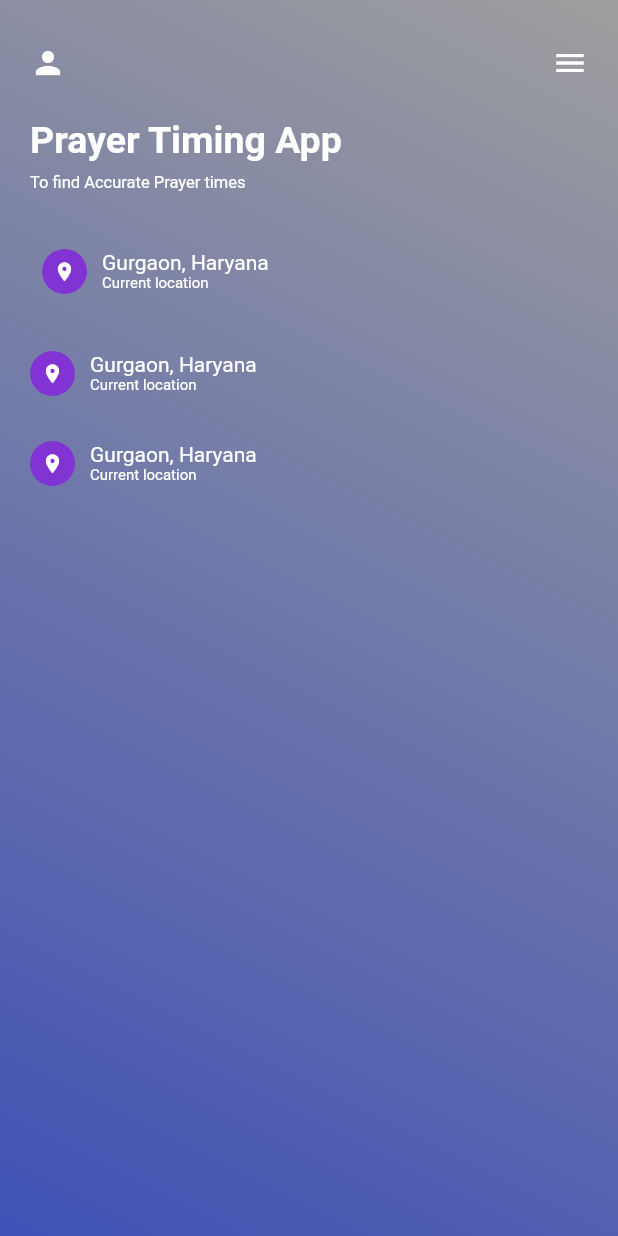
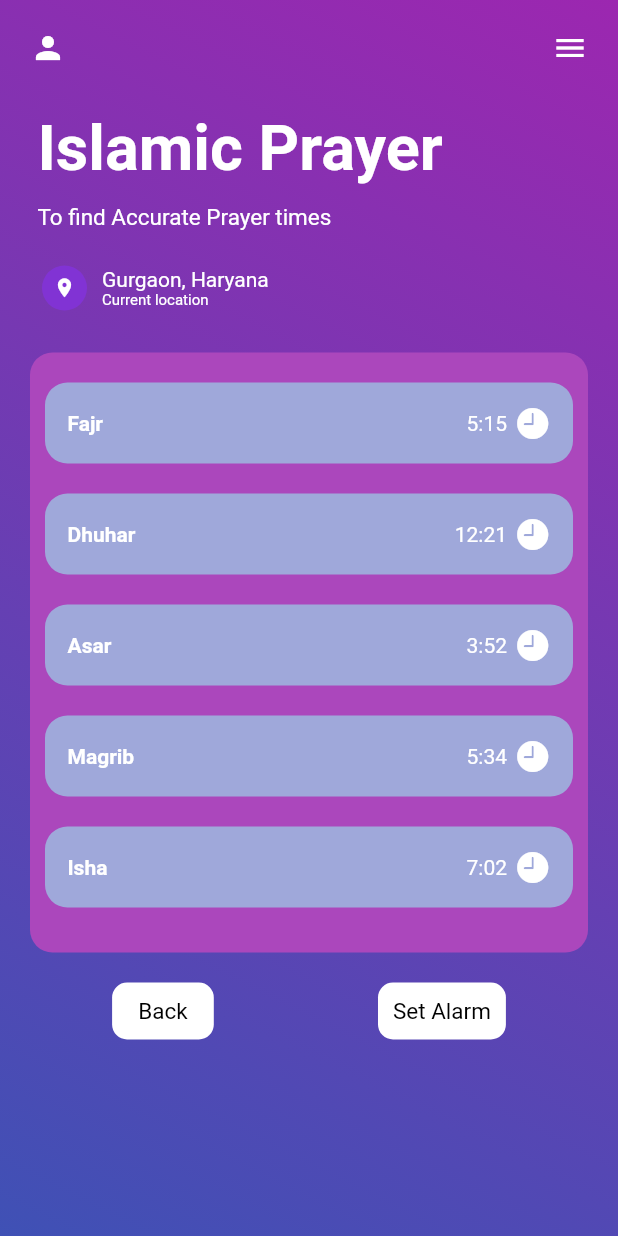
Before and after one commit to ZaidKhan15/IslamicPrayer_app, a Flutter app: the screen it shows after launch, on a phone screen of 412 x 824 dp. Run offline on Flutter 3.47's test engine with Material 2 defaults, Android fonts, the phone set to English and light mode, and no system bars; our stand-ins replace google_fonts.

Commit message:
Design Added

```diff
--- a/lib/adhan/adzan.dart
+++ b/lib/adhan/adzan.dart
@@ -1,17 +1,24 @@
+import 'package:flutter/cupertino.dart';
 import 'package:flutter/material.dart';
+import 'package:google_fonts/google_fonts.dart';
 
-class Adzan extends StatelessWidget {
+class Adzan extends StatefulWidget {
+  @override
+  State<Adzan> createState() => _AdzanState();
+}
 
-    final Color color1 = Colors.grey;
+class _AdzanState extends State<Adzan> {
+  final Color color1 = Colors.purple;
+
   final Color color2 = Colors.indigo;
+
   final Color color3 = Color(0xFF8133d4);
+
   @override
   Widget build(BuildContext context) {
-
-    return SafeArea(
-      child: Scaffold(
+    return Scaffold(
       body: Container(
-          padding: EdgeInsets.symmetric(vertical: 30, horizontal: 20),
+        padding: EdgeInsets.symmetric(vertical: 20, horizontal: 20),
         decoration: BoxDecoration(
           gradient: LinearGradient(
               begin: Alignment.topRight,
@@ -28,7 +35,6 @@ class Adzan extends StatelessWidget {
                   Icons.person,
                   color: Colors.white,
                 ),
-
                 Icon(
                   Icons.menu,
                   color: Colors.white,
@@ -38,76 +44,158 @@ class Adzan extends StatelessWidget {
             SizedBox(
               height: 25,
             ),
-              Text(
-                "Prayer Timing App",
+            Padding(
+              padding: const EdgeInsets.all(5.0),
+              child: Text(
+                "Islamic Prayer",
                 style: TextStyle(
                   color: Colors.white,
-                  fontSize: 25,
-                  fontWeight: FontWeight.bold
+                  fontSize: 42,
+                  fontWeight: FontWeight.bold,
+                ),
               ),
             ),
             SizedBox(
               height: 7,
             ),
-              Text("To find Accurate Prayer times",
+            Padding(
+              padding: const EdgeInsets.only(top: 1, left: 5),
+              child: Text("To find Accurate Prayer times",
                   style: TextStyle(
                     color: Colors.white,
-                    fontSize: 11,
+                    fontSize: 15,
                   )),
+            ),
             SizedBox(
-                    height: 30,
+              height: 15,
             ),
             Container(
                 padding: EdgeInsets.all(8),
-                    decoration: BoxDecoration( ),
-                    child: _iconText( Icon(Icons.location_on , color: Colors.white,size: 15,), "Gurgaon, Haryana", "Current location")),
+                decoration:
+                    BoxDecoration(borderRadius: BorderRadius.circular(15)),
+                child: _iconText(
+                    Icon(
+                      Icons.location_on,
+                      color: Colors.white,
+                      size: 15,
+                    ),
+                    "Gurgaon, Haryana",
+                    "Current location")),
             SizedBox(
-                    height: 30,
+              height: 20,
             ),
-                  _iconText( Icon(Icons.location_on , color: Colors.white,size: 15,), "Gurgaon, Haryana", "Current location"),
-                  SizedBox(
-                    height: 30,
-                  ),
-                  _iconText( Icon(Icons.location_on , color: Colors.white,size: 15,), "Gurgaon, Haryana", "Current location")
+            Container(
+              padding:
+                  EdgeInsets.only(top: 20, bottom: 10, right: 10, left: 10),
+              decoration: BoxDecoration(
+                  color: Colors.purple[400],
+                  borderRadius: BorderRadius.circular(15)),
+              child: Column(
+                children: [
+                  _prayerTime("Fajr", "5:15"),
+                  SizedBox(height: 20),
+                  _prayerTime("Dhuhar", "12:21"),
+                  SizedBox(height: 20),
+                  _prayerTime("Asar", "3:52"),
+                  SizedBox(height: 20),
+                  _prayerTime("Magrib", "5:34"),
+                  SizedBox(height: 20),
+                  _prayerTime("Isha", "7:02"),
+                  SizedBox(height: 20),
                 ],
               ),
+            ),
+            SizedBox(
+              height: 20,
+            ),
+            Row(
+              mainAxisAlignment: MainAxisAlignment.spaceAround,
+              children: <Widget>[
+                Container(
+
+                  decoration: BoxDecoration(color: Colors.white,borderRadius: BorderRadius.circular(10)),
+                  child: ButtonBar(
+            alignment: MainAxisAlignment.spaceBetween,
+            buttonPadding: EdgeInsets.all(10),
+            children: [
+              Text("  Back  ",style: TextStyle(color: Colors.black,fontSize: 15),)
+            ],
+          ),
+                ),
+               Container(
+                 decoration: BoxDecoration(color: Colors.white,borderRadius: BorderRadius.circular(10)),
+                 child: ButtonBar(
+            alignment: MainAxisAlignment.spaceBetween,
+            buttonPadding: EdgeInsets.all(10),
+            children: [
+              Text("Set Alarm",style: TextStyle(color: Colors.black,fontSize: 15),)
+            ],
+          ),
+               ),
+              ],
+            )
+          ],
         ),
       ),
     );
   }
 
-  Widget _iconText(Icon icon,String title,String subtitle){
-
-        title = "Gurgaon, Haryana";
-        subtitle = "Current location";
-
+  Widget _iconText(Icon icon, String title, String subtitle) {
     double h = 30;
     double w = 30;
     Container left = Container(
-
       width: w,
       height: h,
-          decoration: BoxDecoration(color: color3,borderRadius: BorderRadius.circular(w/2)),
+      decoration: BoxDecoration(
+          color: color3, borderRadius: BorderRadius.circular(w / 2)),
       child: icon,
     );
-        Column right = Column(
-         crossAxisAlignment: CrossAxisAlignment.start,
-      children: <Widget>[
+    Column right =
+        Column(crossAxisAlignment: CrossAxisAlignment.start, children: <Widget>[
       Text(title, style: TextStyle(color: Colors.white)),
       Text(subtitle, style: TextStyle(color: Colors.white, fontSize: 10)),
-
-
-      ]
-        );
+    ]);
 
     return Row(
-
-         children: <Widget>[left,SizedBox(
+      children: <Widget>[
+        left,
+        SizedBox(
           width: 10,
-         ),right],
+        ),
+        right
+      ],
     );
-
-
   }
 
+  Widget _prayerTime(String name, String time) {
+    return Container(
+      padding: EdgeInsets.all(15),
+      decoration: BoxDecoration(
+          borderRadius: BorderRadius.circular(15), color: Colors.indigo[200]),
+      child: Row(
+        mainAxisAlignment: MainAxisAlignment.spaceBetween,
+        children: <Widget>[
+          Text(
+            name,
+            style: TextStyle(color: Colors.white, fontWeight: FontWeight.bold),
+          ),
+          Row(
+            children: <Widget>[
+              Text(
+                time,
+                style: TextStyle(color: Colors.white),
+              ),
+              SizedBox(
+                width: 5,
+              ),
+              Icon(
+                CupertinoIcons.clock_solid,
+                color: Colors.white,
+              )
+            ],
+          )
+        ],
+      ),
+    );
   }
+}
--- a/pubspec.yaml
+++ b/pubspec.yaml
@@ -34,6 +34,8 @@ dependencies:
   # The following adds the Cupertino Icons font to your application.
   # Use with the CupertinoIcons class for iOS style icons.
   cupertino_icons: ^1.0.2
+  google_fonts: ^2.1.0
+  motion_tab_bar: ^0.1.5
 
 dev_dependencies:
   flutter_test:
```
Also changed, not shown: Design.jpg (added), pubspec.lock. Lines whose indentation alone changed are shown as unchanged.
